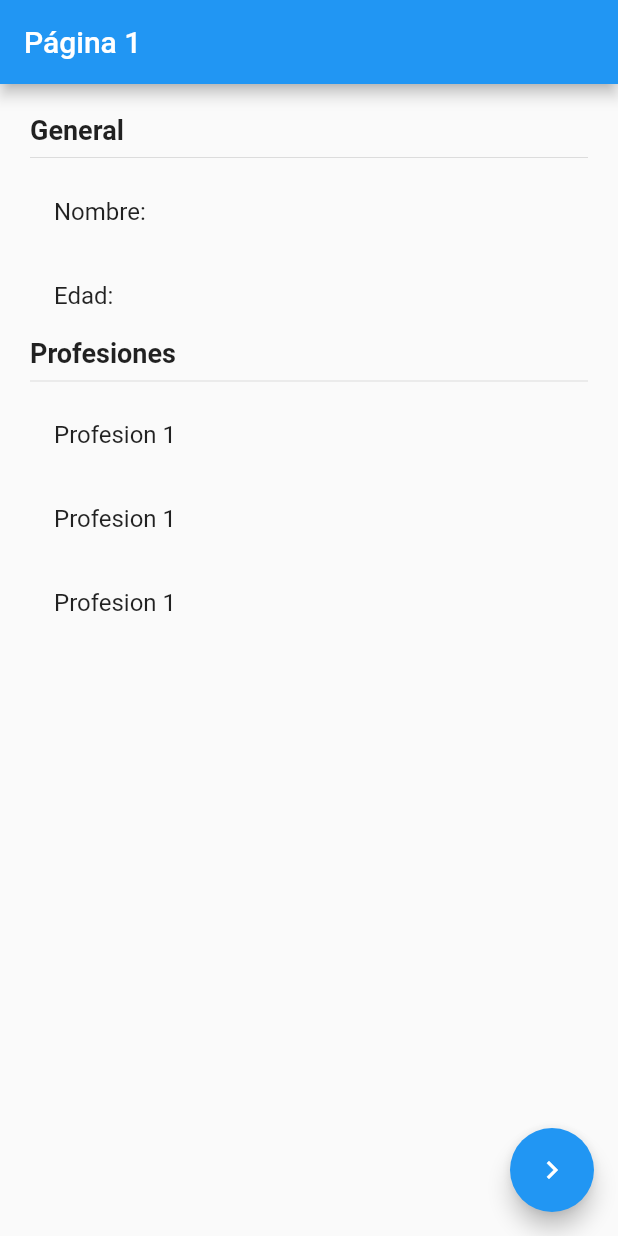
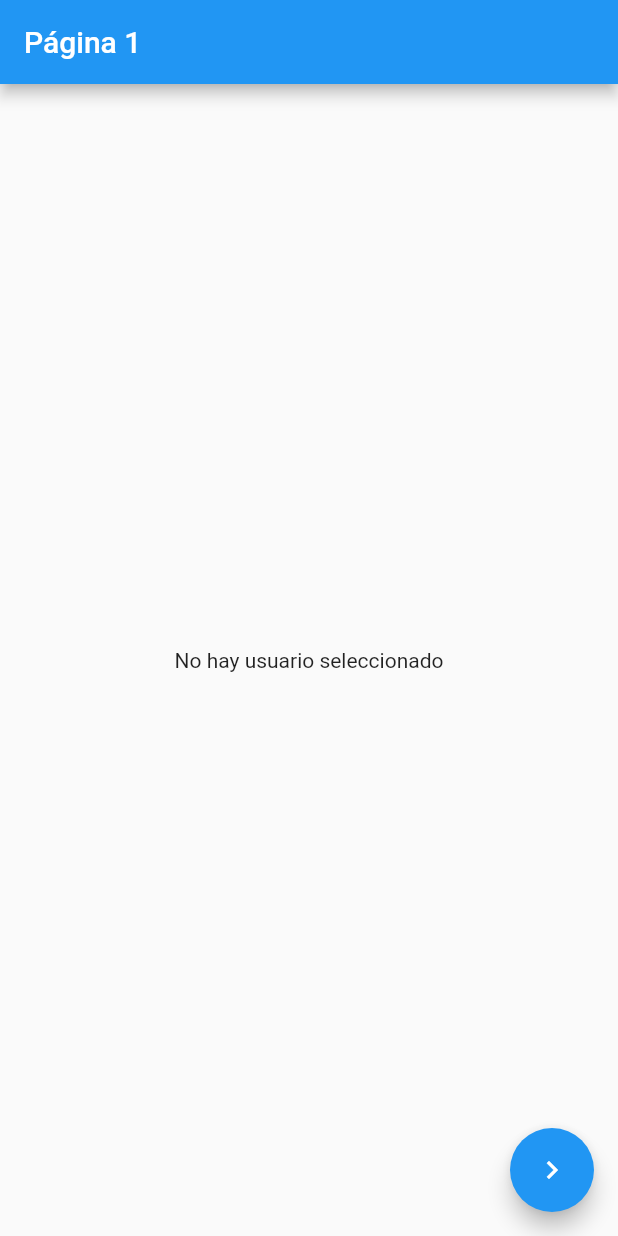
Before and after one commit to ricardogottheil/estadosapp, a Flutter app: the screen it shows after launch, on a phone screen of 412 x 824 dp. Run offline on Flutter 3.47's test engine with Material 2 defaults, Android fonts, the phone set to English and light mode, and no system bars; our stand-ins replace get.

Commit message:
GetX ready

```diff
--- /dev/null
+++ b/lib/controllers/usuario_controller.dart
@@ -0,0 +1,27 @@
+import 'package:estadosapp/models/usuario.dart';
+import 'package:get/get.dart';
+
+class UsuarioController extends GetxController {
+  RxBool existeUsuario = false.obs;
+  Rx<Usuario> user = Usuario().obs;
+
+  void cargarUsuario(Usuario usuario) {
+    existeUsuario.value = true;
+    user.value = usuario;
+  }
+
+  void actualizarEdad(int edad) {
+    user.update((val) {
+      val?.edad = edad;
+    });
+  }
+
+  void agregarProfesion() {
+    user.update((val) {
+      val?.profesiones = [
+        ...val.profesiones,
+        'Profesion ${user.value.profesiones.length + 1}'
+      ];
+    });
+  }
+}
--- a/lib/main.dart
+++ b/lib/main.dart
@@ -1,6 +1,8 @@
+import 'package:flutter/material.dart';
+import 'package:get/get.dart';
+
 import 'package:estadosapp/pages/pagina1_page.dart';
 import 'package:estadosapp/pages/pagina2_page.dart';
-import 'package:flutter/material.dart';
 
 void main() => runApp(const MyApp());
 
@@ -9,7 +11,7 @@ class MyApp extends StatelessWidget {
 
   @override
   Widget build(BuildContext context) {
-    return MaterialApp(
+    return GetMaterialApp(
       debugShowCheckedModeBanner: false,
       title: 'Material App',
       initialRoute: 'pagina1',
@@ -17,6 +19,17 @@ class MyApp extends StatelessWidget {
         'pagina1': (_) => const Pagina1Page(),
         'pagina2': (_) => const Pagina2Page(),
       },
+      /*
+      getPages: [
+        GetPage(
+          name: 'pagina1',
+          page: () => const Pagina1Page(),
+        ),
+        GetPage(
+          name: 'pagina2',
+          page: () => const Pagina2Page(),
+        ),
+      ],*/
     );
   }
 }
--- a/lib/models/usuario.dart
+++ b/lib/models/usuario.dart
@@ -1,11 +1,23 @@
 class Usuario {
-  String nombre;
-  int edad;
+  String? nombre;
+  int? edad;
   List<String> profesiones;
 
   Usuario({
-    required this.nombre,
-    required this.edad,
-    required this.profesiones,
+    this.nombre,
+    this.edad,
+    this.profesiones = const [],
   });
+
+  Usuario copyWith({
+    String? nombre,
+    int? edad,
+    List<String>? profesiones,
+  }) {
+    return Usuario(
+      nombre: nombre ?? this.nombre,
+      edad: edad ?? this.edad,
+      profesiones: profesiones ?? this.profesiones,
+    );
+  }
 }
--- a/lib/pages/pagina1_page.dart
+++ b/lib/pages/pagina1_page.dart
@@ -1,18 +1,26 @@
+import 'package:estadosapp/controllers/usuario_controller.dart';
+import 'package:estadosapp/models/usuario.dart';
 import 'package:flutter/material.dart';
+import 'package:get/get.dart';
 
 class Pagina1Page extends StatelessWidget {
   const Pagina1Page({Key? key}) : super(key: key);
 
   @override
   Widget build(BuildContext context) {
+    final usuarioCtrl = Get.put<UsuarioController>(UsuarioController());
+
     return Scaffold(
       appBar: AppBar(
         title: const Text('Página 1'),
       ),
-      body: const InformacionUsuario(),
+      body: Obx(() => usuarioCtrl.existeUsuario.value
+          ? InformacionUsuario(usuario: usuarioCtrl.user.value)
+          : const NoInfo()),
       floatingActionButton: FloatingActionButton(
         onPressed: () {
-          Navigator.pushNamed(context, 'pagina2');
+          //Navigator.pushNamed(context, 'pagina2');
+          Get.toNamed('pagina2');
         },
         child: const Icon(Icons.navigate_next),
       ),
@@ -20,9 +28,23 @@ class Pagina1Page extends StatelessWidget {
   }
 }
 
+class NoInfo extends StatelessWidget {
+  const NoInfo({Key? key}) : super(key: key);
+
+  @override
+  Widget build(BuildContext context) {
+    return const Center(
+      child: Text('No hay usuario seleccionado'),
+    );
+  }
+}
+
 class InformacionUsuario extends StatelessWidget {
+  final Usuario usuario;
+
   const InformacionUsuario({
     Key? key,
+    required this.usuario,
   }) : super(key: key);
 
   @override
@@ -33,32 +55,29 @@ class InformacionUsuario extends StatelessWidget {
         padding: const EdgeInsets.all(20),
         child: Column(
           crossAxisAlignment: CrossAxisAlignment.start,
-          children: const [
-            Text(
+          children: [
+            const Text(
               'General',
               style: TextStyle(fontSize: 18, fontWeight: FontWeight.bold),
             ),
-            Divider(),
+            const Divider(),
             ListTile(
-              title: Text('Nombre: '),
+              title: Text('Nombre: ${usuario.nombre}'),
             ),
             ListTile(
-              title: Text('Edad: '),
+              title: Text('Edad: ${usuario.edad}'),
             ),
-            Text(
+            const Text(
               'Profesiones',
               style: TextStyle(fontSize: 18, fontWeight: FontWeight.bold),
             ),
-            Divider(),
-            ListTile(
-              title: Text('Profesion 1'),
-            ),
-            ListTile(
-              title: Text('Profesion 1'),
-            ),
-            ListTile(
-              title: Text('Profesion 1'),
-            ),
+            const Divider(),
+            if (usuario.profesiones.isNotEmpty)
+              ...usuario.profesiones.map(
+                (profesion) => ListTile(
+                  title: Text(profesion),
+                ),
+              ),
           ],
         ));
   }
```
Also changed, not shown: lib/pages/pagina2_page.dart (+20 -3 lines), pubspec.yaml (+45 -55 lines), pubspec.lock.
